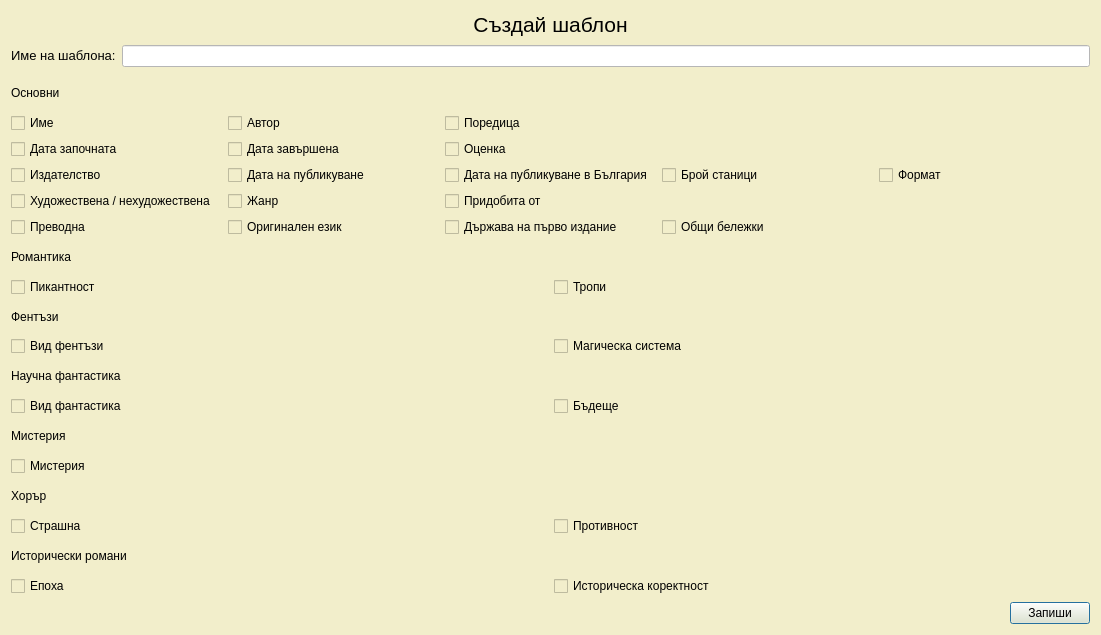
The window that Readalot/createtemplate.ui (TanyaSeykova/Hackaton_2022) describes before a commit, drawn with Qt 5.
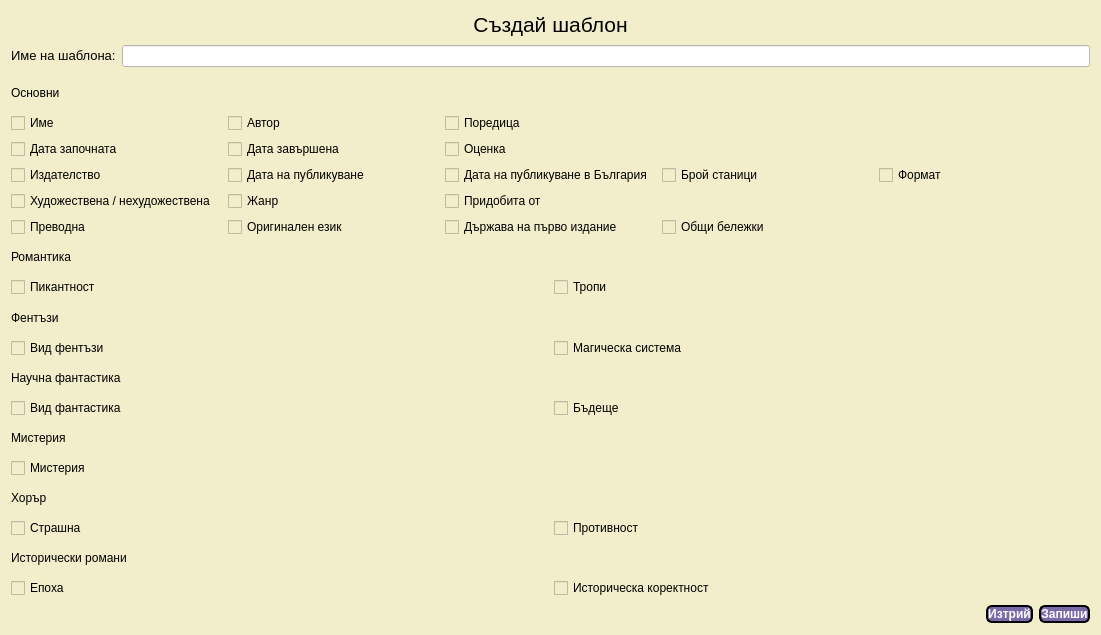
The same window after the commit.

```diff
--- a/Readalot/createtemplate.ui
+++ b/Readalot/createtemplate.ui
@@ -355,13 +355,52 @@
        </property>
       </spacer>
      </item>
-     <item row="0" column="1">
+     <item row="0" column="2">
       <widget class="QPushButton" name="pushButtonSave">
+       <property name="styleSheet">
+        <string notr="true">QPushButton{
+	border-radius: 6px;
+	border-width: 2px;
+	background-color: rgb(119, 106, 166);
+	border-color: rgb(0,0,0);
+	border-style: solid;
+	color: rgb(255,255,255);
+	font-weight: bold;
+	font: 20pt &quot;Monotype Corsiva&quot;;
+}
+QPushButton:hover{
+	background-color: rgb(212, 203, 242);
+	color: rgb(0,0,0);
+}</string>
+       </property>
        <property name="text">
         <string>Запиши</string>
        </property>
       </widget>
      </item>
+     <item row="0" column="1">
+      <widget class="QPushButton" name="pushButtonRemove">
+       <property name="styleSheet">
+        <string notr="true">QPushButton{
+	border-radius: 6px;
+	border-width: 2px;
+	background-color: rgb(119, 106, 166);
+	border-color: rgb(0,0,0);
+	border-style: solid;
+	color: rgb(255,255,255);
+	font-weight: bold;
+	font: 20pt &quot;Monotype Corsiva&quot;;
+}
+QPushButton:hover{
+	background-color: rgb(212, 203, 242);
+	color: rgb(0,0,0);
+}</string>
+       </property>
+       <property name="text">
+        <string>Изтрий</string>
+       </property>
+      </widget>
+     </item>
     </layout>
    </item>
   </layout>
```
